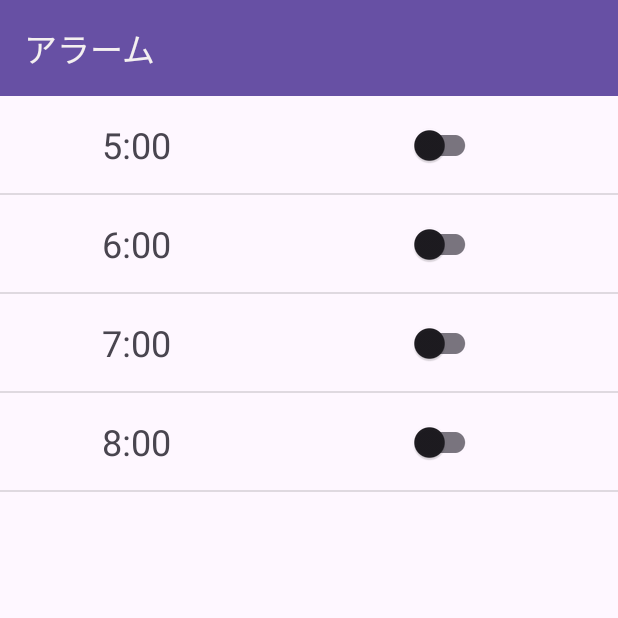
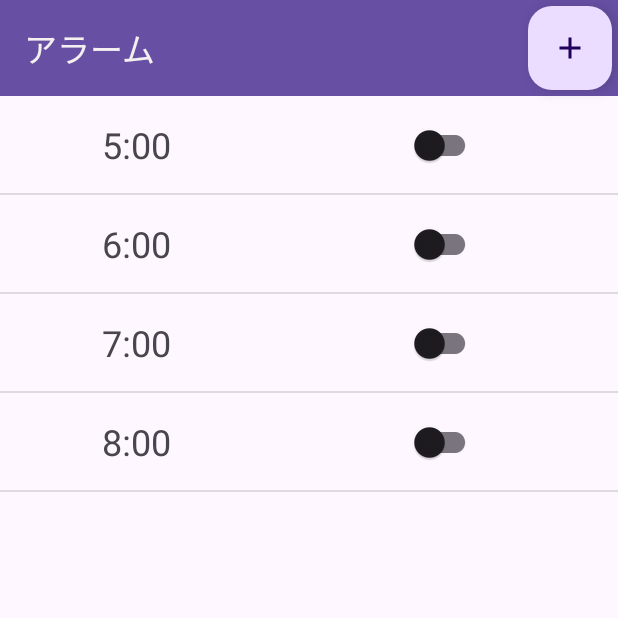
Before and after one commit to itc-s22001/PBL, an Android app: the screen it shows after launch (MainActivity), on a phone screen of 412 x 824 dp, the top half of it. Run offline under Robolectric (Android 15) with nearby library versions, the phone set to English and light mode, and no system bars.

Commit message:
詳細設定　画面移動できた

```diff
--- a/app/src/main/java/jp/ac/it_college/std/s22001/pbl/MainActivity.kt
+++ b/app/src/main/java/jp/ac/it_college/std/s22001/pbl/MainActivity.kt
@@ -1,25 +1,55 @@
 package jp.ac.it_college.std.s22001.pbl
 
+import android.content.Intent
 import androidx.appcompat.app.AppCompatActivity
 import android.os.Bundle
+import android.util.Log
+import android.view.View
+import android.widget.Button
+import android.widget.Toast
 import androidx.recyclerview.widget.DividerItemDecoration
 import androidx.recyclerview.widget.LinearLayoutManager
+import com.google.android.material.floatingactionbutton.FloatingActionButton
 import jp.ac.it_college.std.s22001.pbl.databinding.ActivityMainBinding
 
-class MainActivity : AppCompatActivity() {
+class MainActivity : AppCompatActivity(), PracticeRecyclerItemClickListener.OnRecyclerClickListener {
     private lateinit var binding: ActivityMainBinding
     override fun onCreate(savedInstanceState: Bundle?) {
         super.onCreate(savedInstanceState)
         binding = ActivityMainBinding.inflate(layoutInflater)
         setContentView(binding.root)
+        val nextButton = findViewById<FloatingActionButton>(R.id.nextButton)  //--------
+//        FloatingActionButton
+
 
         binding.lvMenu.apply {
-            adapter = MenuListAdapter(menuList)
+            adapter = MenuListAdapter(menuList) { name ->
+                val intentSetting = Intent(
+                    this@MainActivity,
+                    AaaActivity::class.java
+                )
+                intentSetting.putExtra("menuName", name)
 
+                startActivity(intentSetting)
+            }
             LinearLayoutManager(this@MainActivity).let {
                 layoutManager = it
                 addItemDecoration(DividerItemDecoration(this@MainActivity, it.orientation))
             }
         }
+
+        //BtnNext ボタン押したらSettingに飛ぶ
+
+        nextButton.setOnClickListener {
+            val intent = Intent(this, AaaActivity::class.java)
+
+            startActivity(intent)
+        }
+        // -----
+    }
+
+    override fun onItemLongClick(view: View, position: Int) {
+        Toast.makeText(this, "長押しタップ", Toast.LENGTH_SHORT). show()
+        Log.d("MainActivity", "長押しタップ")
     }
 }
--- a/app/src/main/java/jp/ac/it_college/std/s22001/pbl/Menu.kt
+++ b/app/src/main/java/jp/ac/it_college/std/s22001/pbl/Menu.kt
@@ -1,6 +1,6 @@
 package jp.ac.it_college.std.s22001.pbl
 
-data class Menu (val alarmName: String)
+data class Menu (val name: String)
 
 val menuList = listOf(
     Menu("5:00"),
--- a/app/src/main/java/jp/ac/it_college/std/s22001/pbl/MenuListAdapter.kt
+++ b/app/src/main/java/jp/ac/it_college/std/s22001/pbl/MenuListAdapter.kt
@@ -1,17 +1,18 @@
 package jp.ac.it_college.std.s22001.pbl
 
 import android.view.LayoutInflater
+import android.view.View
 import android.view.ViewGroup
 import androidx.recyclerview.widget.RecyclerView
 import jp.ac.it_college.std.s22001.pbl.databinding.MenuRowBinding
 
-class MenuListAdapter(private val data: List<Menu>) :
+class MenuListAdapter(private val data: List<Menu>, private val callback: (String) -> Unit) :
     RecyclerView.Adapter<MenuListAdapter.ViewHolder>() {
 
     class ViewHolder(val binding: MenuRowBinding) : RecyclerView.ViewHolder(binding.root)
 
     override fun onCreateViewHolder(parent: ViewGroup, viewType: Int)
-    : ViewHolder = ViewHolder(
+            : ViewHolder = ViewHolder(
         MenuRowBinding.inflate(
             LayoutInflater.from(parent.context), parent, false
         )
@@ -23,7 +24,10 @@ class MenuListAdapter(private val data: List<Menu>) :
     override fun onBindViewHolder(holder: ViewHolder, position: Int) {
         val menu = data[position]
         holder.binding.apply {
-            tvName.text = menu.alarmName
+            tvName.text = menu.name
+            root.setOnClickListener {
+                callback(menu.name)
+            }
         }
     }
 }
--- /dev/null
+++ b/app/src/main/res/drawable/baseline_add_24.xml
@@ -0,0 +1,5 @@
+<vector android:height="24dp" android:tint="#000000"
+    android:viewportHeight="24" android:viewportWidth="24"
+    android:width="24dp" xmlns:android="http://schemas.android.com/apk/res/android">
+    <path android:fillColor="@android:color/white" android:pathData="M19,13h-6v6h-2v-6H5v-2h6V5h2v6h6v2z"/>
+</vector>
--- a/app/src/main/res/layout/activity_main.xml
+++ b/app/src/main/res/layout/activity_main.xml
@@ -27,6 +27,23 @@
         app:layout_constraintStart_toStartOf="parent"
         app:layout_constraintTop_toTopOf="parent"
         app:title="@string/alarm_name"
-        app:titleTextColor="#F4F0F0" />
+        app:titleTextColor="#F4F0F0">
+
+
+
+    </androidx.appcompat.widget.Toolbar>
+
+
+    <com.google.android.material.floatingactionbutton.FloatingActionButton
+        android:id="@+id/nextButton"
+        android:layout_width="wrap_content"
+        android:layout_height="wrap_content"
+        android:layout_marginTop="4dp"
+        android:layout_marginEnd="4dp"
+        android:clickable="true"
+        app:layout_constraintEnd_toEndOf="parent"
+        app:layout_constraintTop_toTopOf="parent"
+        android:contentDescription="@string/alarm_name"
+        app:srcCompat="@drawable/baseline_add_24" />
 
 </androidx.constraintlayout.widget.ConstraintLayout>
```
Also changed, not shown: app/src/main/res/drawable/toolbar_option_buttons.xml (added, +11 -0 lines).
